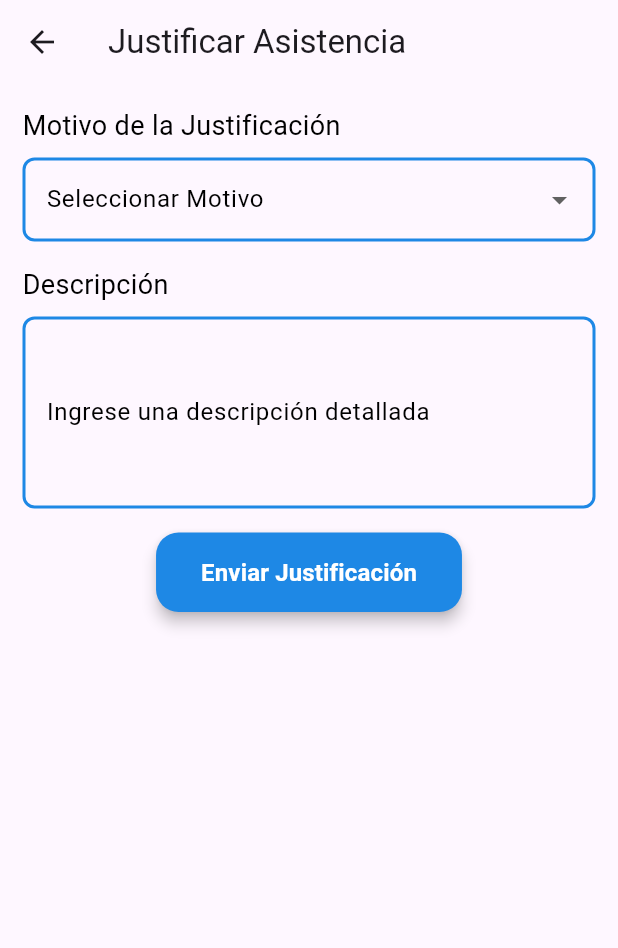
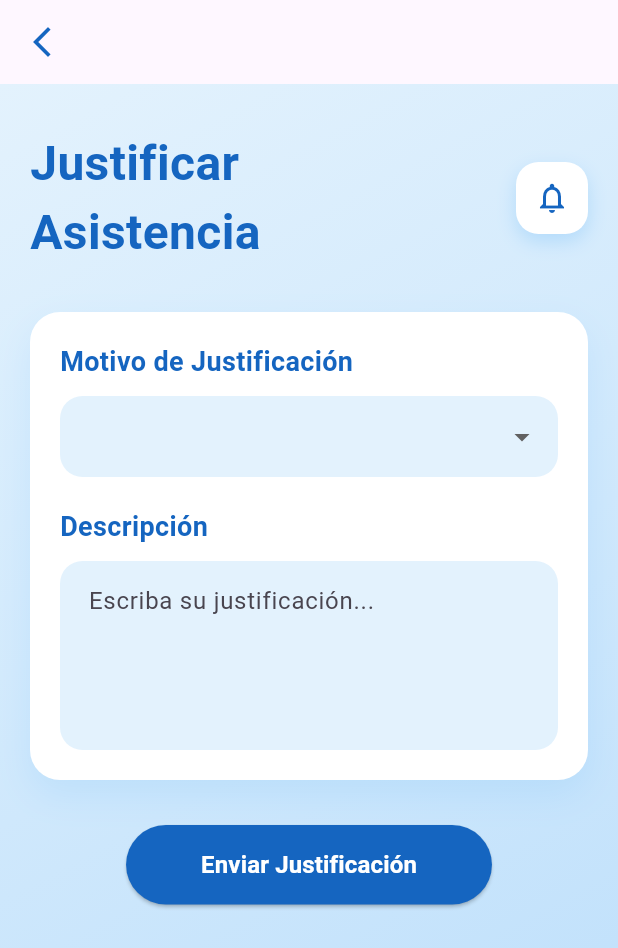
Before and after one commit to VilaxDev/control-asistencia-app, a Flutter app: the JustificacionPage screen opened directly, on a phone screen of 412 x 824 dp. Shown: the top 948 px of the screen. Run offline on Flutter 3.47's test engine with Material 3 defaults, Android fonts, the phone set to English and light mode, and no system bars; drawn by our look-alikes of flutter_animate; our stand-ins replace device_info_plus, flutter_svg, shared_preferences; accounts and stored records are empty.

Commit message:
- Correccion de bugs

```diff
--- a/lib/api.dart
+++ b/lib/api.dart
@@ -1,4 +1,5 @@
 // config.dart
 class AppConfig {
-  static const String baseUrl = "http://192.168.43.37:8000/admin/api";
+  static const String baseUrl =
+      "https://phpstack-1370959-5055105.cloudwaysapps.com/admin/api";
 }
--- a/lib/pages/justificacion_page.dart
+++ b/lib/pages/justificacion_page.dart
@@ -2,6 +2,7 @@ import 'package:flutter/material.dart';
 import 'package:AsistePro/models/user_info_model.dart';
 import 'package:AsistePro/services/justificacion_service.dart';
 import 'package:AsistePro/services/user_service.dart';
+import 'package:flutter_animate/flutter_animate.dart';
 
 class JustificacionPage extends StatefulWidget {
   const JustificacionPage({super.key});
@@ -117,123 +118,196 @@ class _JustificacionPageState extends State<JustificacionPage> {
   @override
   Widget build(BuildContext context) {
     return Scaffold(
+      backgroundColor: Colors.white,
       appBar: AppBar(
-        title: const Text('Justificar Asistencia'),
+        leading: IconButton(
+          icon: Icon(Icons.arrow_back_ios_new, color: Colors.blue[800]),
+          onPressed: () => Navigator.of(context).pop(),
         ),
-      body: SingleChildScrollView(
+      ),
+      body: SafeArea(
+        child: Stack(
+          children: [
+            // Background Gradient
+            Container(
+              decoration: BoxDecoration(
+                gradient: LinearGradient(
+                  begin: Alignment.topLeft,
+                  end: Alignment.bottomRight,
+                  colors: [
+                    Colors.blue[50]!,
+                    Colors.blue[100]!,
+                  ],
+                ),
+              ),
+            ),
+
+            // Main Content
+            SingleChildScrollView(
               child: Padding(
-          padding: const EdgeInsets.all(15.0),
+                padding:
+                    const EdgeInsets.symmetric(horizontal: 20.0, vertical: 30),
+                child: Column(
+                  crossAxisAlignment: CrossAxisAlignment.start,
+                  children: [
+                    // Header
+                    Row(
+                      mainAxisAlignment: MainAxisAlignment.spaceBetween,
+                      children: [
+                        Text(
+                          'Justificar\nAsistencia',
+                          style: TextStyle(
+                            fontSize: 32,
+                            fontWeight: FontWeight.bold,
+                            color: Colors.blue[800],
+                          ),
+                        ),
+                        Container(
+                          decoration: BoxDecoration(
+                            color: Colors.white,
+                            borderRadius: BorderRadius.circular(15),
+                            boxShadow: [
+                              BoxShadow(
+                                color: Colors.blue.withOpacity(0.2),
+                                blurRadius: 10,
+                                offset: Offset(0, 5),
+                              )
+                            ],
+                          ),
+                          child: IconButton(
+                            icon: Icon(Icons.notifications_outlined,
+                                color: Colors.blue[800]),
+                            onPressed: () {
+                              // Notification logic
+                            },
+                          ),
+                        )
+                      ],
+                    ).animate().slideX(duration: 400.ms, begin: -0.1),
+
+                    SizedBox(height: 30),
+
+                    // Form Card
+                    Container(
+                      padding: EdgeInsets.all(20),
+                      decoration: BoxDecoration(
+                        color: Colors.white,
+                        borderRadius: BorderRadius.circular(20),
+                        boxShadow: [
+                          BoxShadow(
+                            color: Colors.blue.withOpacity(0.1),
+                            blurRadius: 20,
+                            offset: Offset(0, 10),
+                          )
+                        ],
+                      ),
                       child: Form(
                         key: _formKey,
                         child: Column(
                           crossAxisAlignment: CrossAxisAlignment.start,
                           children: [
+                            // Reason Dropdown
                             Text(
-                  'Motivo de la Justificación',
+                              'Motivo de Justificación',
                               style: TextStyle(
                                 fontSize: 18,
-                    color: Colors.black,
+                                fontWeight: FontWeight.bold,
+                                color: Colors.blue[800],
                               ),
                             ),
-                const SizedBox(height: 8),
+                            SizedBox(height: 10),
                             DropdownButtonFormField(
                               value: _selectedReason,
+                              decoration: InputDecoration(
+                                filled: true,
+                                fillColor: Colors.blue[50],
+                                border: OutlineInputBorder(
+                                  borderRadius: BorderRadius.circular(15),
+                                  borderSide: BorderSide.none,
+                                ),
+                                contentPadding: EdgeInsets.symmetric(
+                                    horizontal: 15, vertical: 15),
+                              ),
                               items: _reasons
                                   .map((reason) => DropdownMenuItem(
                                         value: reason,
                                         child: Text(reason),
                                       ))
                                   .toList(),
-                  decoration: InputDecoration(
-                    labelText: 'Seleccionar Motivo',
-                    labelStyle: const TextStyle(color: Colors.black),
-                    border: OutlineInputBorder(
-                      borderRadius: BorderRadius.circular(8),
-                      borderSide:
-                          BorderSide(color: Colors.blue[600]!, width: 2.0),
-                    ),
-                    enabledBorder: OutlineInputBorder(
-                      borderRadius: BorderRadius.circular(8),
-                      borderSide:
-                          BorderSide(color: Colors.blue[600]!, width: 2.0),
-                    ),
-                    focusedBorder: OutlineInputBorder(
-                      borderRadius: BorderRadius.circular(8),
-                      borderSide:
-                          BorderSide(color: Colors.blue[600]!, width: 2.5),
-                    ),
-                  ),
                               validator: (value) =>
                                   value == null ? 'Seleccione un motivo' : null,
                               onChanged: (value) {
                                 setState(() {
-                      _selectedReason = value;
+                                  _selectedReason = value as String?;
                                 });
                               },
                             ),
-                const SizedBox(height: 16),
-                const Text(
+
+                            SizedBox(height: 20),
+
+                            // Description Field
+                            Text(
                               'Descripción',
                               style: TextStyle(
                                 fontSize: 18,
-                    color: Colors.black,
+                                fontWeight: FontWeight.bold,
+                                color: Colors.blue[800],
                               ),
                             ),
-                const SizedBox(height: 8),
+                            SizedBox(height: 10),
                             TextFormField(
                               controller: _descriptionController,
                               maxLines: 4,
                               decoration: InputDecoration(
-                    labelText: 'Ingrese una descripción detallada',
-                    labelStyle: const TextStyle(color: Colors.black),
+                                filled: true,
+                                fillColor: Colors.blue[50],
+                                hintText: 'Escriba su justificación...',
                                 border: OutlineInputBorder(
-                      borderRadius: BorderRadius.circular(8),
-                      borderSide:
-                          BorderSide(color: Colors.blue[600]!, width: 2.0),
+                                  borderRadius: BorderRadius.circular(15),
+                                  borderSide: BorderSide.none,
                                 ),
-                    enabledBorder: OutlineInputBorder(
-                      borderRadius: BorderRadius.circular(8),
-                      borderSide:
-                          BorderSide(color: Colors.blue[600]!, width: 2.0),
+                                contentPadding: EdgeInsets.all(15),
                               ),
-                    focusedBorder: OutlineInputBorder(
-                      borderRadius: BorderRadius.circular(8),
-                      borderSide:
-                          BorderSide(color: Colors.blue[600]!, width: 2.5),
-                    ),
-                  ),
-                  validator: (value) => value == null || value.isEmpty
+                              validator: (value) =>
+                                  value == null || value.isEmpty
                                       ? 'Ingrese una descripción'
                                       : null,
                             ),
-                const SizedBox(height: 16),
+                          ],
+                        ),
+                      ),
+                    ).animate().fadeIn(duration: 500.ms),
+
+                    SizedBox(height: 30),
+
+                    // Submit Button
                     Center(
                       child: ElevatedButton(
+                        onPressed: _submitForm,
                         style: ElevatedButton.styleFrom(
-                      backgroundColor: Colors.blue[600],
-                      foregroundColor: Colors.white,
-                      padding: const EdgeInsets.symmetric(
-                          vertical: 15, horizontal: 30),
+                          backgroundColor: Colors.blue[800],
+                          padding: EdgeInsets.symmetric(
+                              horizontal: 50, vertical: 15),
                           shape: RoundedRectangleBorder(
-                        borderRadius: BorderRadius.circular(15),
+                            borderRadius: BorderRadius.circular(30),
                           ),
-                      elevation: 4,
                         ),
-                    onPressed: _submitForm,
                         child: const Text(
                           'Enviar Justificación',
                           style: TextStyle(
                               fontSize: 16,
                               fontWeight: FontWeight.bold,
+                              color: Colors.white),
                         ),
+                      ),
+                    ).animate().slideY(duration: 400.ms, begin: 0.2),
+                  ],
                 ),
               ),
             ),
           ],
         ),
       ),
-        ),
-      ),
     );
   }
 }
--- a/lib/pages/profile_page.dart
+++ b/lib/pages/profile_page.dart
@@ -89,6 +89,7 @@ class _ProfilePageState extends State<ProfilePage> {
           ),
         ),
       );
+
       Navigator.pushReplacement(
         context,
         MaterialPageRoute(builder: (context) => LoginPage()),
--- a/lib/services/logout_token_service.dart
+++ b/lib/services/logout_token_service.dart
@@ -6,7 +6,7 @@
 class LogoutTokenService {
   // Petición PUT para deshacer el token
   Future<String?> updateToken(int idUsuario, BuildContext context) async {
-    var url = Uri.parse('${AppConfig.baseUrl}/update/token/usuario/$idUsuario');
+    var url = Uri.parse('${AppConfig.baseUrl}/update/imei/usuario/$idUsuario');
 
     print("Haciendo petición PUT a: $url");
 
--- a/pubspec.yaml
+++ b/pubspec.yaml
@@ -17,6 +17,7 @@ dependencies:
   flutter_launcher_icons: ^0.14.1
   flutter_svg: ^2.0.14
   device_info_plus: ^11.1.1
+  flutter_animate: ^4.5.0
 
 dev_dependencies:
   flutter_test:
```
Also changed, not shown: lib/pages/login_page.dart (+8 -3 lines), lib/pages/password_reset_page.dart (added, +316 -0 lines), lib/services/asistencia_service.dart (+28 -1 lines), lib/services/reset_password_service.dart (added, +39 -0 lines), assets/images/icons/reset_password.png (added), pubspec.lock. Lines whose indentation alone changed are shown as unchanged.
